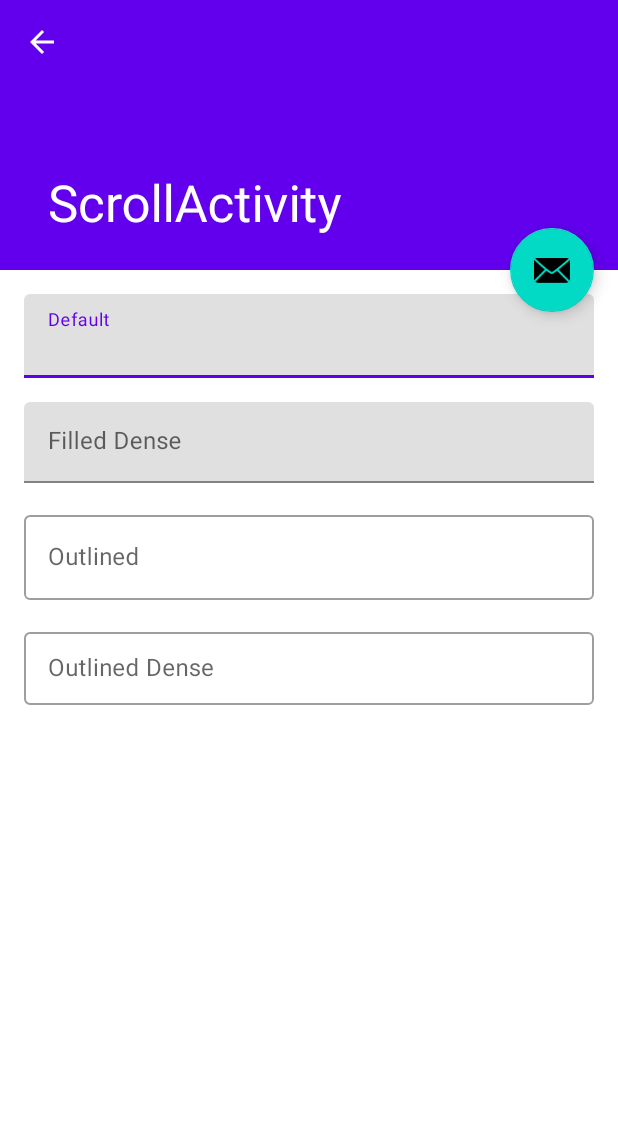
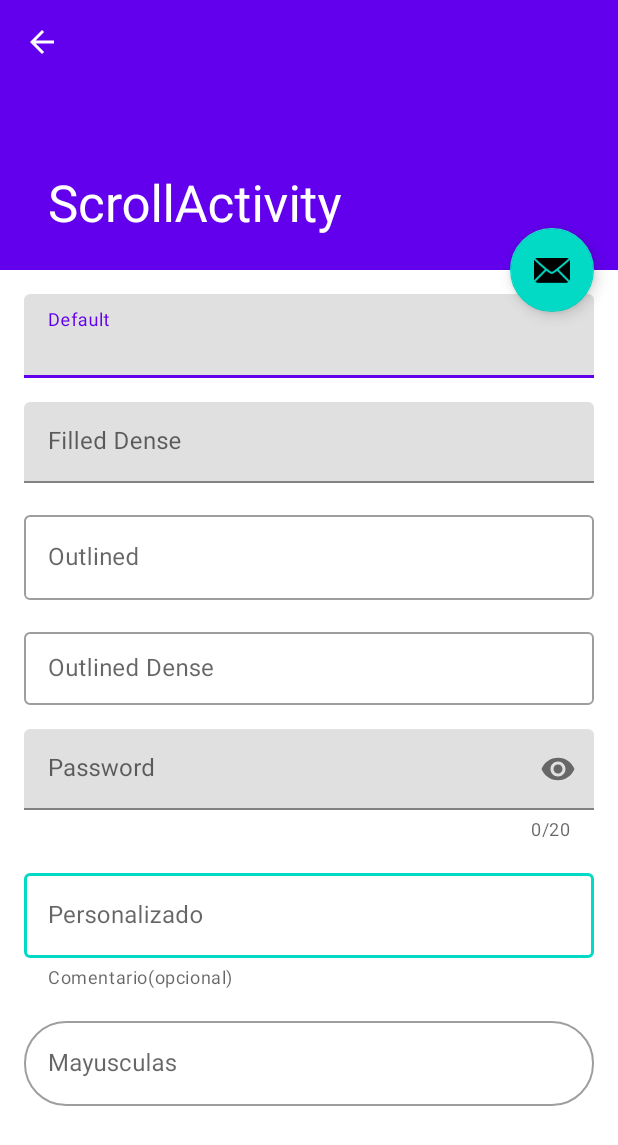
Before and after one commit to JosueRuiz08/MDC, an Android app: the screen it shows after launch (ScrollActivity), after a tap on "TextFieldFragment", on a phone screen of 412 x 824 dp. Shown: the top 1145 px of the screen. Run offline under Robolectric (Android 15) with nearby library versions, the phone set to English and light mode, and no system bars; our stand-ins replace ButterKnife.

Commit message:
Text Fields personalizados

```diff
--- /dev/null
+++ b/app/src/main/res/drawable/states_colors_text_field.xml
@@ -0,0 +1,10 @@
+<?xml version="1.0" encoding="utf-8"?>
+<selector xmlns:android="http://schemas.android.com/apk/res/android">
+    <item
+        android:state_active="true"
+        android:color="@color/teal_200"/>
+    <item
+        android:state_focused="true"
+        android:color="@color/purple_700" />
+
+</selector>
--- a/app/src/main/res/layout/fragment_text_filed.xml
+++ b/app/src/main/res/layout/fragment_text_filed.xml
@@ -1,5 +1,6 @@
 <?xml version="1.0" encoding="utf-8"?>
 <LinearLayout xmlns:android="http://schemas.android.com/apk/res/android"
+    xmlns:app="http://schemas.android.com/apk/res-auto"
     xmlns:tools="http://schemas.android.com/tools"
     android:layout_width="match_parent"
     android:layout_height="match_parent"
@@ -22,43 +23,96 @@
     </com.google.android.material.textfield.TextInputLayout>
 
     <com.google.android.material.textfield.TextInputLayout
+        style="@style/Widget.MaterialComponents.TextInputLayout.FilledBox.Dense"
         android:layout_width="match_parent"
         android:layout_height="wrap_content"
         android:layout_marginTop="@dimen/common_padding_default"
-        android:hint="@string/status_filled_dense"
-        style="@style/Widget.MaterialComponents.TextInputLayout.FilledBox.Dense">
+        android:hint="@string/status_filled_dense">
 
         <com.google.android.material.textfield.TextInputEditText
             android:id="@+id/etPrice"
             android:layout_width="match_parent"
             android:layout_height="wrap_content"
-            android:inputType="number"/>
+            android:inputType="number" />
     </com.google.android.material.textfield.TextInputLayout>
 
     <com.google.android.material.textfield.TextInputLayout
+        style="@style/Widget.MaterialComponents.TextInputLayout.OutlinedBox"
         android:layout_width="match_parent"
         android:layout_height="wrap_content"
         android:layout_marginTop="@dimen/common_padding_default"
-        android:hint="@string/status_outlined_enabled"
-        style="@style/Widget.MaterialComponents.TextInputLayout.OutlinedBox">
+        android:hint="@string/status_outlined_enabled">
 
         <com.google.android.material.textfield.TextInputEditText
             android:layout_width="match_parent"
             android:layout_height="wrap_content"
-            android:inputType="numberDecimal"/>
+            android:inputType="numberDecimal" />
     </com.google.android.material.textfield.TextInputLayout>
 
     <com.google.android.material.textfield.TextInputLayout
+        style="@style/Widget.MaterialComponents.TextInputLayout.OutlinedBox.Dense"
         android:layout_width="match_parent"
         android:layout_height="wrap_content"
         android:layout_marginTop="@dimen/common_padding_default"
-        android:hint="@string/status_outlined_dense_enabled"
-        style="@style/Widget.MaterialComponents.TextInputLayout.OutlinedBox.Dense">
+        android:hint="@string/status_outlined_dense_enabled">
 
         <com.google.android.material.textfield.TextInputEditText
             android:layout_width="match_parent"
             android:layout_height="wrap_content"
-            android:inputType="textPersonName"/>
+            android:inputType="textPersonName" />
+    </com.google.android.material.textfield.TextInputLayout>
+
+    <com.google.android.material.textfield.TextInputLayout
+        style="@style/Widget.MaterialComponents.TextInputLayout.FilledBox.Dense"
+        android:layout_width="match_parent"
+        android:layout_height="wrap_content"
+        android:layout_marginTop="@dimen/common_padding_default"
+        android:hint="@string/hint_password"
+        app:counterEnabled="true"
+        app:counterMaxLength="20"
+        app:endIconMode="password_toggle">
+
+        <com.google.android.material.textfield.TextInputEditText
+            android:layout_width="match_parent"
+            android:layout_height="wrap_content"
+            android:inputType="textPassword" />
+    </com.google.android.material.textfield.TextInputLayout>
+
+    <com.google.android.material.textfield.TextInputLayout
+        style="@style/Widget.MaterialComponents.TextInputLayout.OutlinedBox"
+        android:layout_width="match_parent"
+        android:layout_height="wrap_content"
+        app:boxStrokeWidth="@dimen/common_padding_nano"
+        app:hintEnabled="true"
+        app:helperText="@string/helper_comment_optional"
+        app:endIconMode="clear_text"
+        app:boxStrokeColor="@drawable/states_colors_text_field"
+        android:layout_marginTop="@dimen/common_padding_default"
+        android:hint="@string/status_custom">
+
+        <com.google.android.material.textfield.TextInputEditText
+            android:layout_width="match_parent"
+            android:layout_height="wrap_content"
+            android:inputType="textMultiLine"
+            android:maxLines="3"/>
+
+    </com.google.android.material.textfield.TextInputLayout>
+
+    <com.google.android.material.textfield.TextInputLayout
+        style="@style/Widget.MaterialComponents.TextInputLayout.OutlinedBox"
+        android:layout_width="match_parent"
+        android:layout_height="wrap_content"
+        android:layout_marginTop="@dimen/common_padding_default"
+        app:boxCornerRadiusBottomStart="@dimen/circle_radius"
+        app:boxCornerRadiusBottomEnd="@dimen/circle_radius"
+        app:boxCornerRadiusTopStart="@dimen/circle_radius"
+        app:boxCornerRadiusTopEnd="@dimen/circle_radius"
+        android:hint="@string/hint_capital_letter">
+
+        <com.google.android.material.textfield.TextInputEditText
+            android:layout_width="match_parent"
+            android:layout_height="wrap_content"
+            android:inputType="textPersonName" />
     </com.google.android.material.textfield.TextInputLayout>
 
 </LinearLayout>
--- a/app/src/main/res/values/dimens.xml
+++ b/app/src/main/res/values/dimens.xml
@@ -7,4 +7,5 @@
     <dimen name="common_padding_nano">2dp</dimen>
     <dimen name="common_padding_min">8dp</dimen>
     <dimen name="common_padding_bottom_scroll">64dp</dimen>
+    <dimen name="circle_radius">28dp</dimen>
 </resources>
```
